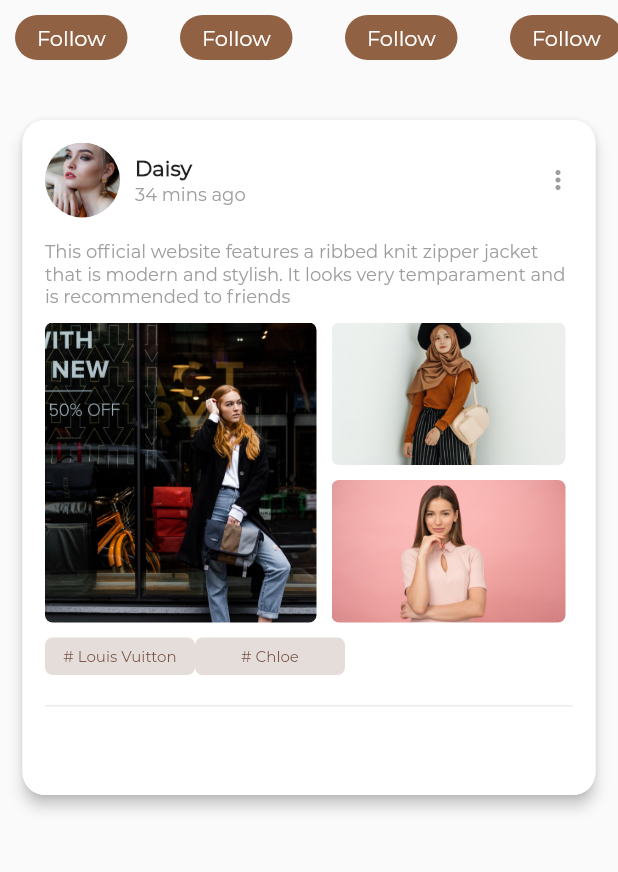
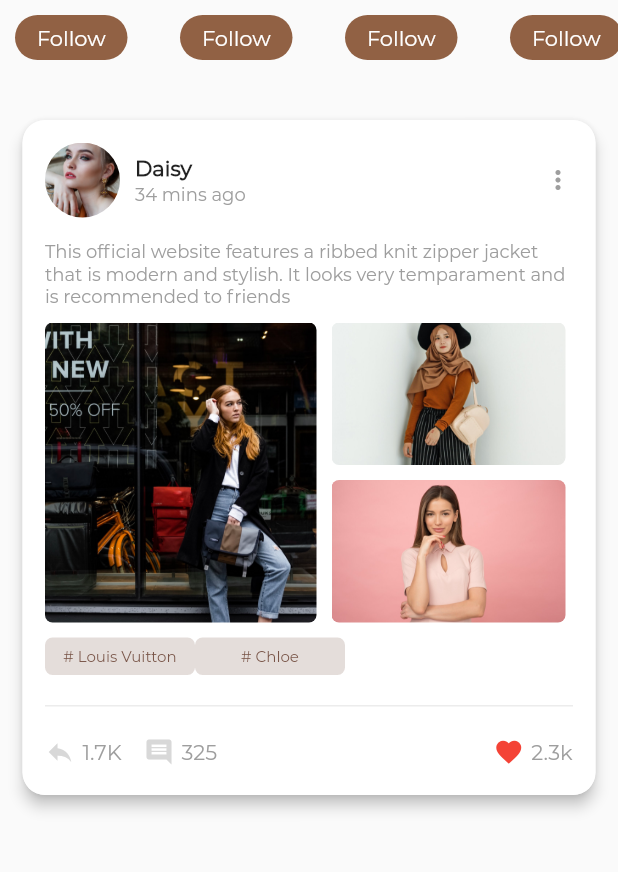
Before and after one commit to JAICHANGPARK/flutter_fashion_design, a Flutter app: the screen it shows after launch, on a phone screen of 412 x 824 dp, the part 234-1106 px from its top. Run offline on Flutter 3.47's test engine with Material 2 defaults, Android fonts, the phone set to English and light mode, and no system bars; project files that could hold a hidden picture were left out.

Commit message:
Update main.dart

```diff
--- a/flutter_fashion_design/lib/main.dart
+++ b/flutter_fashion_design/lib/main.dart
@@ -256,12 +256,65 @@ class _MyHomeState extends State<MyHome> {
                       decoration:
                           BoxDecoration(color: Colors.grey.withOpacity(0.2)),
                     ),
+                    SizedBox(
+                      height: 20.0,
+                    ),
+                    Row(
+                      children: <Widget>[
 
+                        //공유
+                        Icon(
+                          Icons.reply,
+                          color: Colors.grey.withOpacity(0.4),
+                          size: 20.0,
+                        ),
+                        SizedBox(
+                          width: 5.0,
+                        ),
+                        Text(
+                          '1.7K',
+                          style: TextStyle(
+                              color: Colors.grey, fontFamily: 'Montserrat'),
+                        ),
 
+                        SizedBox(width: 15.0),
+                        // 댓글
+                        Icon(
+                          Icons.comment,
+                          color: Colors.grey.withOpacity(0.4),
+                          size: 20.0,
+                        ),
+                        SizedBox(width: 5.0),
+                        Text(
+                          '325',
+                          style: TextStyle(
+                              color: Colors.grey, fontFamily: 'Montserrat'),
+                        ),
 
+                        //하트
+                        Container(
+                          width: MediaQuery.of(context).size.width - 175.0,
+                          child: Row(
+                            mainAxisAlignment: MainAxisAlignment.end,
+                            children: <Widget>[
+                              Icon(
+                                Icons.favorite,
+                                color: Colors.red,
+                                size: 20.0,
+                              ),
+                              SizedBox(width: 5.0),
+                              Text(
+                                '2.3k',
+                                style: TextStyle(
+                                    color: Colors.grey,
+                                    fontFamily: 'Montserrat'),
+                              ),
+                            ],
+                          ),
+                        ),
 
-
-
+                      ],
+                    ),
                   ],
                 ),
               ),
```
